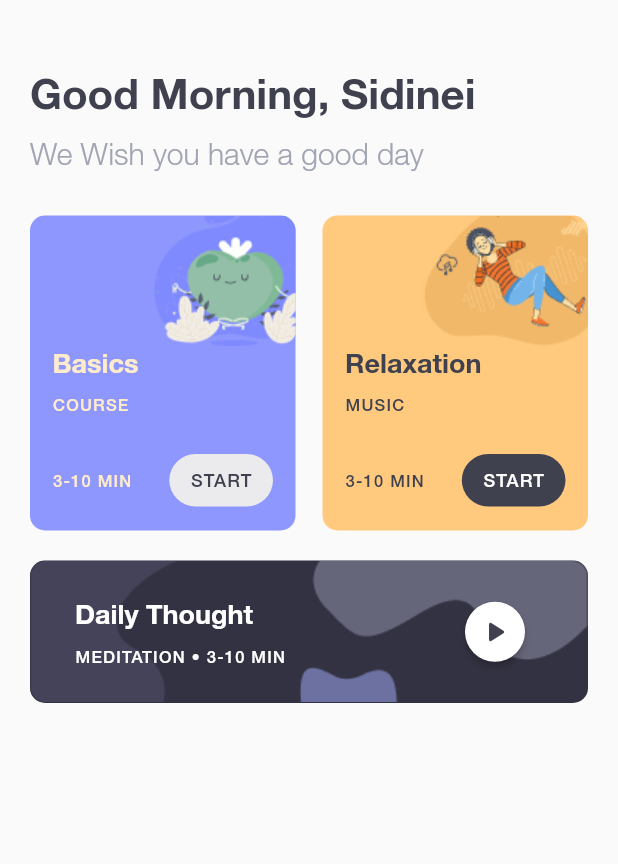
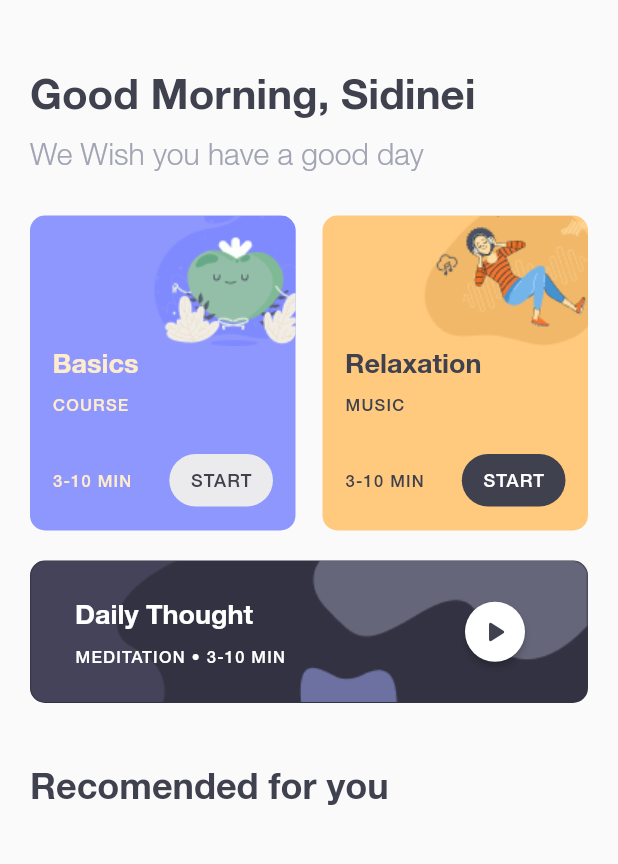
Before and after one commit to sidinei-silva/flutter_figma_community_projects_meditation_app_ui, a Flutter app: the screen it shows after launch, on a phone screen of 412 x 824 dp, the part 113-977 px from its top. Run offline on Flutter 3.47's test engine with Material 2 defaults, Android fonts, the phone set to English and light mode, and no system bars; project files that could hold a hidden picture were left out.

Commit message:
Incluindo texto de recomendados

```diff
--- a/lib/core/app_text_styles.dart
+++ b/lib/core/app_text_styles.dart
@@ -15,6 +15,13 @@ class AppTextStyles {
     color: AppColors.darkGray,
     fontWeight: FontWeight.bold,
     fontSize: 28,
+  );
+
+  static final TextStyle heading24 = TextStyle(
+    fontFamily: 'Helvetica Nue',
+    color: AppColors.darkGray,
+    fontWeight: FontWeight.bold,
+    fontSize: 24,
   );
 
   static final TextStyle headingLigthGrey20 = TextStyle(
--- a/lib/pages/home/home_page.dart
+++ b/lib/pages/home/home_page.dart
@@ -47,7 +47,17 @@ class HomePage extends StatelessWidget {
                 ],
               ),
             ),
-            CoverSpotlightWidget()
+            CoverSpotlightWidget(),
+            SizedBox(
+              height: 20,
+            ),
+            Padding(
+              padding: const EdgeInsets.symmetric(vertical: 20),
+              child: Text(
+                "Recomended for you",
+                style: AppTextStyles.heading24,
+              ),
+            )
           ],
         ),
       ),
```
